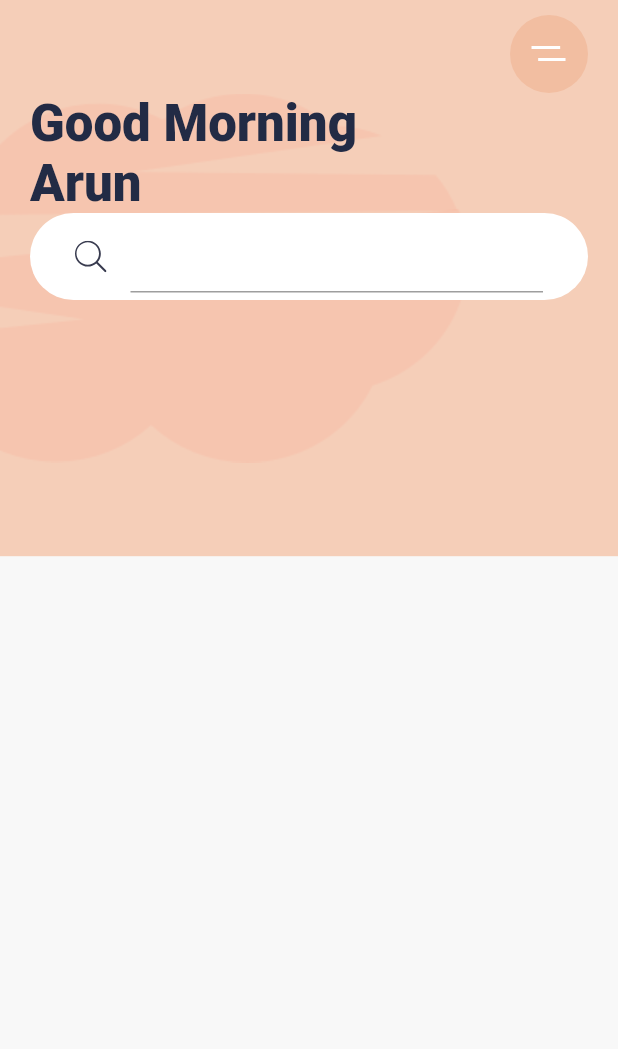
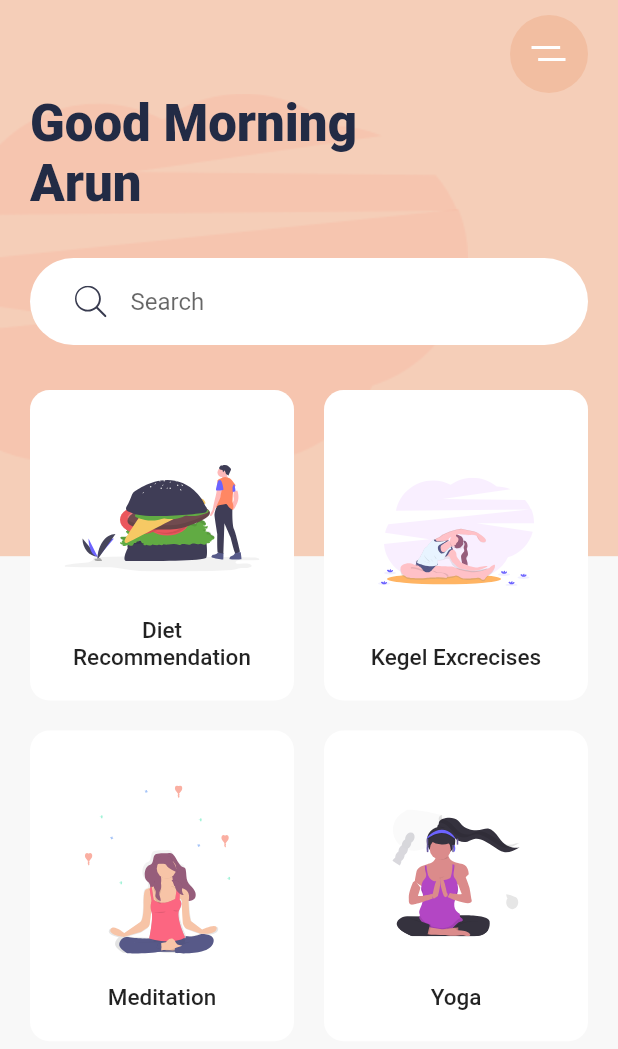
Before and after one commit to arunsingh28/exercise_app_ui, a Flutter app: the screen it shows after launch, on a phone screen of 412 x 824 dp. Shown: the top 1049 px of the screen. Run offline on Flutter 3.47's test engine with Material 2 defaults, Android fonts, the phone set to English and light mode, and no system bars; our stand-ins replace flutter_svg.

```diff
--- a/lib/main.dart
+++ b/lib/main.dart
@@ -66,15 +66,43 @@ class HomeScreen extends StatelessWidget {
                         .copyWith(fontWeight: FontWeight.w900),
                   ),
                   Container(
+                    margin: EdgeInsets.symmetric(vertical: 30),
                     padding: EdgeInsets.symmetric(horizontal: 30, vertical: 5),
                     decoration: BoxDecoration(
                         color: Colors.white,
                         borderRadius: BorderRadius.circular(29.8)),
                     child: TextField(
                       decoration: InputDecoration(
+                          hintText: "Search",
+                          border: InputBorder.none,
                           icon: SvgPicture.asset("assets/icons/search.svg")),
                     ),
                   ),
+                  Expanded(
+                      child: GridView.count(
+                    crossAxisCount: 2,
+                    childAspectRatio: .85,
+                    crossAxisSpacing: 20,
+                    mainAxisSpacing: 20,
+                    children: <Widget>[
+                      CategoryCard(
+                        title: "Diet Recommendation",
+                        svgSrc: "assets/icons/Hamburger.svg",
+                      ),
+                      CategoryCard(
+                        title: "Kegel Excrecises",
+                        svgSrc: "assets/icons/Excrecises.svg",
+                      ),
+                      CategoryCard(
+                        title: "Meditation",
+                        svgSrc: "assets/icons/Meditation.svg",
+                      ),
+                      CategoryCard(
+                        title: "Yoga",
+                        svgSrc: "assets/icons/yoga.svg",
+                      )
+                    ],
+                  ))
                 ],
               ),
             ),
@@ -84,3 +112,35 @@ class HomeScreen extends StatelessWidget {
     );
   }
 }
+
+class CategoryCard extends StatelessWidget {
+  final String svgSrc;
+  final String title;
+
+  const CategoryCard({
+    Key key,
+    this.svgSrc,
+    this.title,
+  }) : super(key: key);
+
+  @override
+  Widget build(BuildContext context) {
+    return Container(
+      padding: EdgeInsets.all(20),
+      decoration: BoxDecoration(
+          color: Colors.white, borderRadius: BorderRadius.circular(13)),
+      child: Column(
+        children: [
+          Spacer(),
+          SvgPicture.asset(svgSrc),
+          Spacer(),
+          Text(
+            title,
+            textAlign: TextAlign.center,
+            style: Theme.of(context).textTheme.title.copyWith(fontSize: 15),
+          )
+        ],
+      ),
+    );
+  }
+}
```
